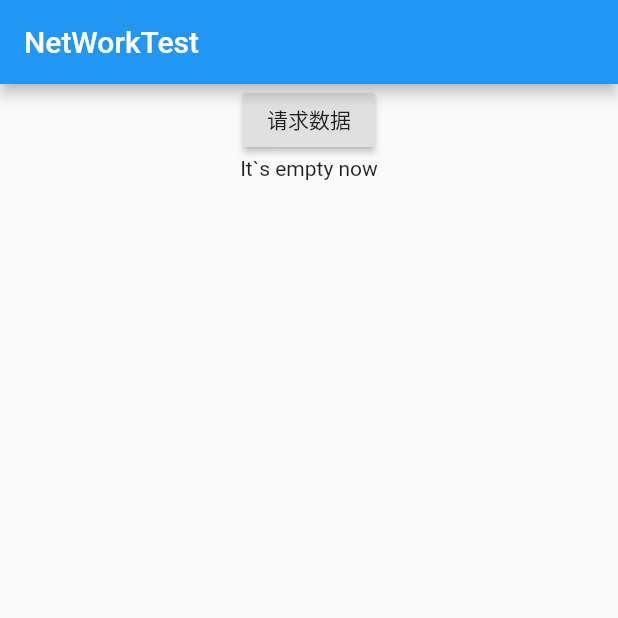
After one commit to yanjunhui2014/fz_flutter_share, a Flutter app: the screen it shows after launch, after a tap on "测试第三方sdk(网络请求)", on a phone screen of 412 x 824 dp, the top half of it. The commit adds this screen. Run offline on Flutter 3.47's test engine with Material 2 defaults, Android fonts, the phone set to English and light mode, and no system bars; our stand-ins replace dio.

Commit message:
feat 1、添加网络请求演示代码；

```diff
--- /dev/null
+++ b/lib/data/bean/joke_bean_entity.dart
@@ -0,0 +1,20 @@
+import 'package:ShareDemo/generated/json/base/json_convert_content.dart';
+import 'package:ShareDemo/generated/json/base/json_field.dart';
+
+class JokeBeanEntity with JsonConvert<JokeBeanEntity> {
+	String reason;
+	JokeBeanResult result;
+	@JSONField(name: "error_code")
+	int errorCode;
+}
+
+class JokeBeanResult with JsonConvert<JokeBeanResult> {
+	List<JokeBeanResultData> data;
+}
+
+class JokeBeanResultData with JsonConvert<JokeBeanResultData> {
+	String content;
+	String hashId;
+	int unixtime;
+	String updatetime;
+}
--- a/lib/main.dart
+++ b/lib/main.dart
@@ -1,6 +1,7 @@
 import 'dart:async';
 
 import 'package:ShareDemo/ui/DemoDebugWidget.dart';
+import 'package:ShareDemo/ui/DemoNetworkWidget.dart';
 import 'package:ShareDemo/utils/FZLog.dart';
 import 'package:flutter/material.dart';
 
@@ -16,6 +17,7 @@ class MyApp extends StatelessWidget {
   static const Router_DemoGrammarSugar = 'demo/DemoGrammarSugarWidget';
   static const Router_DemoNavigation = 'demo/DemoNavigationTargetWidget';
   static const Router_DemoDebug = "demo/DemoDebugWidgetWidget";
+  static const Router_DemoNetwork = "demo/DemoNetwork";
 
   Map<String, WidgetBuilder> routers = {
     "$Router_DemoGrammarSugar": (BuildContext context) =>
@@ -24,6 +26,8 @@ class MyApp extends StatelessWidget {
         DemoNavigationTargetWidget(pageFrom: "pushNamed路由策略"),
     "$Router_DemoDebug": (BuildContext context) =>
         DemoDebugWidgetWidget(),
+    "$Router_DemoNetwork": (BuildContext context) =>
+        DemoNetworkWidget(),
   };
 
   @override
@@ -57,11 +61,12 @@ class _MyHomePageState extends State<MyHomePage> {
       ),
       body: SingleChildScrollView(
         child: Column(
-          mainAxisAlignment: MainAxisAlignment.start,
+          crossAxisAlignment: CrossAxisAlignment.start,
           children: <Widget>[
             _itemButton('语法糖', MyApp.Router_DemoGrammarSugar),
             _itemButton('页面跳转', MyApp.Router_DemoNavigation),
             _itemButton("代码调试", MyApp.Router_DemoDebug),
+            _itemButton("测试第三方sdk(网络请求)", MyApp.Router_DemoNetwork),
           ],
         ),
       ), // This trailing comma makes auto-formatting nicer for build methods.
--- /dev/null
+++ b/lib/net/net_callback.dart
@@ -0,0 +1,9 @@
+typedef OnSuccess<T> = void Function(T response);
+typedef OnFail = void Function(Exception e);
+
+class NetCallback<T> {
+  OnSuccess<T> onSuccess;
+  OnFail onFail;
+
+  NetCallback({this.onSuccess, this.onFail});
+}
--- /dev/null
+++ b/lib/net/net_config.dart
@@ -0,0 +1,6 @@
+
+class NetConfig{
+
+  static String baseUrl = "http://v.juhe.cn/joke/content/list.php";
+
+}
--- /dev/null
+++ b/lib/ui/DemoNetworkWidget.dart
@@ -0,0 +1,53 @@
+import 'package:ShareDemo/data/bean/joke_bean_entity.dart';
+import 'package:ShareDemo/net/net_callback.dart';
+import 'package:ShareDemo/net/net_manager.dart';
+import 'package:flutter/material.dart';
+
+class DemoNetworkWidget extends StatefulWidget {
+  @override
+  State<StatefulWidget> createState() {
+    return DemoNetworkState();
+  }
+}
+
+class DemoNetworkState extends State<DemoNetworkWidget> {
+  var text = "It`s empty now";
+  var count = 0;
+
+  @override
+  Widget build(BuildContext context) {
+    return MaterialApp(
+      home: Scaffold(
+        appBar: AppBar(
+          title: Text("NetWorkTest"),
+        ),
+        body: Column(
+          children: <Widget>[
+            Row(
+              mainAxisAlignment: MainAxisAlignment.spaceAround,
+              mainAxisSize: MainAxisSize.max,
+              children: <Widget>[
+                RaisedButton(
+                    child: Text("请求数据"),
+                    onPressed: () {
+                      doGetByNetManager();
+                    }),
+              ],
+            ),
+            Text(text)
+          ],
+        ),
+      ),
+    );
+  }
+
+  void doGetByNetManager() {
+    NetManager.instance.queryJokeData(new NetCallback<JokeBeanResult>(
+        onSuccess: (JokeBeanResult response) {
+          setState(() {
+            text = response.data[count++ % 10].content;
+          });
+        },
+        onFail: (Exception e) {}));
+  }
+}
```
Also changed, not shown: lib/net/net_manager.dart (added, +56 -0 lines), pubspec.yaml (+7 -0 lines), lib/generated/json/base/json_convert_content.dart (added), lib/generated/json/base/json_field.dart (added), lib/generated/json/joke_bean_entity_helper.dart (added), pubspec.lock.
